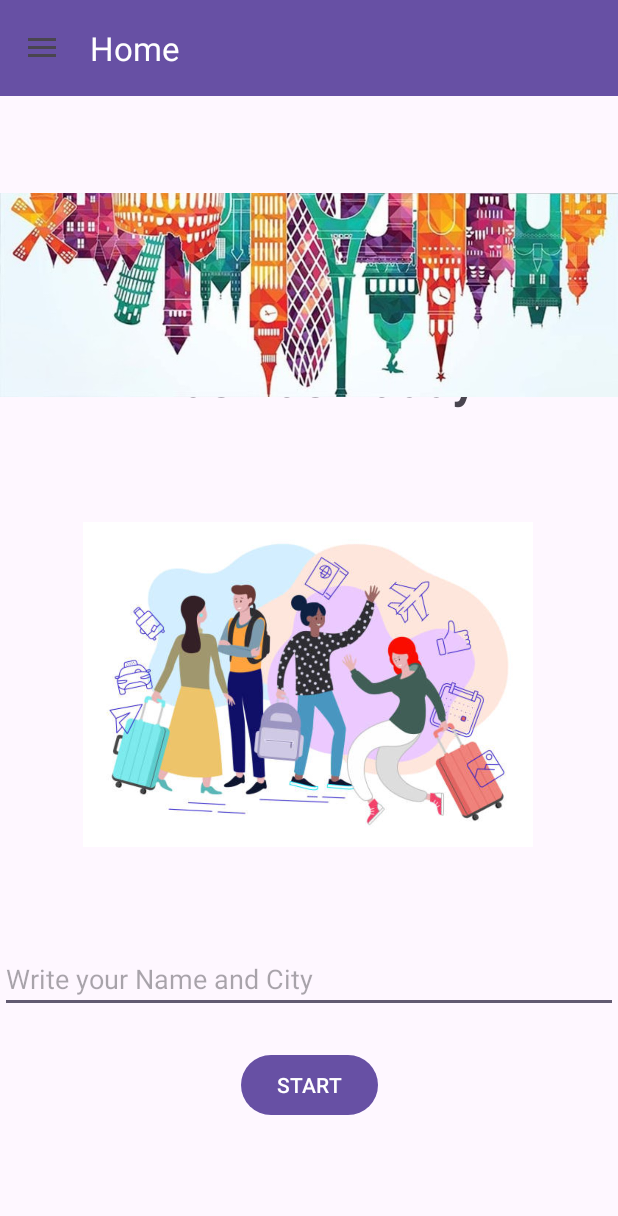
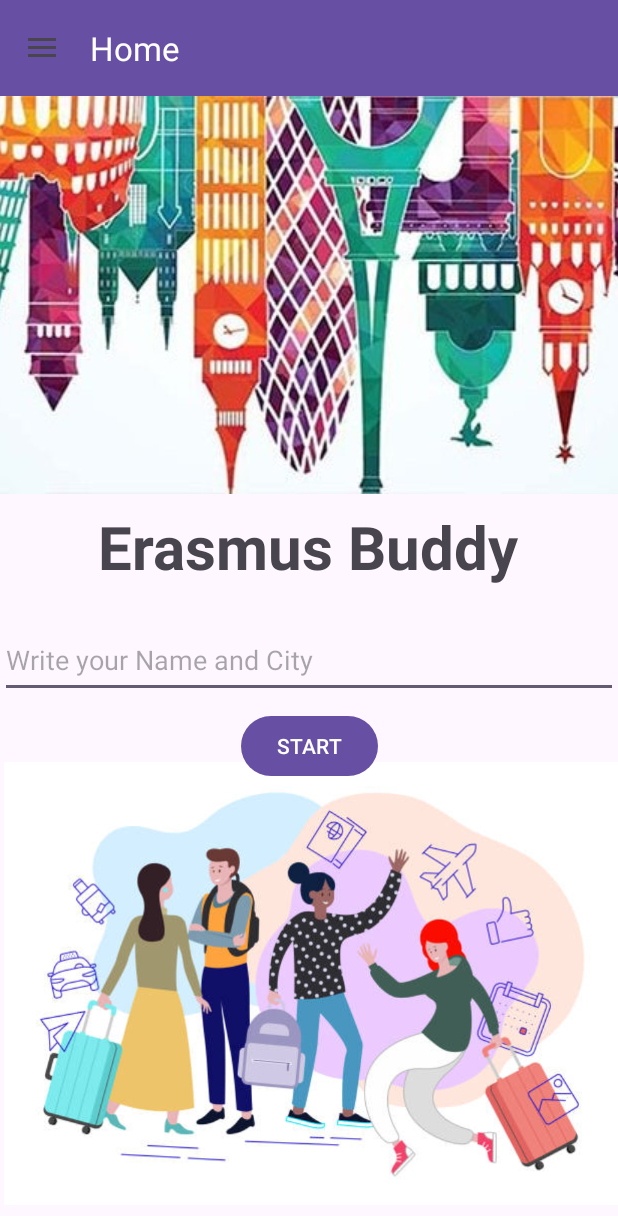
Before and after one commit to kuba4g8/Erasmus-Buddy, an Android app: the screen it shows after launch (MainActivity), on a phone screen of 412 x 824 dp. Shown: the top 1216 px of the screen. Run offline under Robolectric (Android 15) with nearby library versions, the phone set to English and light mode, and no system bars.

Commit message:
reorganization welcome page

```diff
--- a/app/src/main/res/layout/fragment_home.xml
+++ b/app/src/main/res/layout/fragment_home.xml
@@ -10,49 +10,46 @@
         android:id="@+id/tvTitle"
         android:layout_width="wrap_content"
         android:layout_height="wrap_content"
-        android:layout_marginTop="90dp"
-        android:layout_marginBottom="16dp"
+        android:layout_marginTop="8dp"
         android:text="Erasmus Buddy"
-        android:textSize="32sp"
+        android:textSize="40sp"
         android:textStyle="bold"
-        app:layout_constraintBottom_toTopOf="@+id/ivLogo"
         app:layout_constraintEnd_toEndOf="parent"
         app:layout_constraintHorizontal_bias="0.497"
         app:layout_constraintStart_toStartOf="parent"
-        app:layout_constraintTop_toTopOf="parent"
+        app:layout_constraintTop_toBottomOf="@+id/imageView2"
         app:layout_constraintVertical_chainStyle="packed" />
 
     <ImageView
-        android:id="@+id/ivLogo"
-        android:layout_width="300dp"
-        android:layout_height="300dp"
-        android:layout_marginStart="8dp"
-        android:layout_marginTop="16dp"
+        android:id="@+id/imageView1"
+        android:layout_width="409dp"
+        android:layout_height="304dp"
+        android:layout_marginTop="23dp"
+        android:scaleType="centerInside"
         android:src="@drawable/collage_amigos"
-        app:layout_constraintBottom_toTopOf="@+id/etNameCity"
+        app:layout_constraintBottom_toBottomOf="parent"
         app:layout_constraintEnd_toEndOf="parent"
-        app:layout_constraintHorizontal_bias="0.456"
+        app:layout_constraintHorizontal_bias="0.99"
         app:layout_constraintStart_toStartOf="parent"
-        app:layout_constraintTop_toBottomOf="@+id/tvTitle" />
+        app:layout_constraintTop_toBottomOf="@+id/etNameCity" />
 
     <EditText
         android:id="@+id/etNameCity"
         android:layout_width="0dp"
-        android:layout_height="wrap_content"
-        android:layout_marginTop="24dp"
+        android:layout_height="50dp"
+        android:layout_marginTop="8dp"
         android:hint="Write your Name and City"
-        app:layout_constraintBottom_toTopOf="@+id/btnStart"
+        app:layout_constraintBottom_toTopOf="@+id/imageView1"
         app:layout_constraintEnd_toEndOf="parent"
         app:layout_constraintStart_toStartOf="parent"
-        app:layout_constraintTop_toBottomOf="@+id/ivLogo" />
+        app:layout_constraintTop_toBottomOf="@+id/tvTitle" />
 
     <Button
         android:id="@+id/btnStart"
         android:layout_width="wrap_content"
         android:layout_height="wrap_content"
-        android:layout_marginTop="24dp"
+        android:layout_marginTop="8dp"
         android:text="START"
-        app:layout_constraintBottom_toBottomOf="parent"
         app:layout_constraintEnd_toEndOf="parent"
         app:layout_constraintStart_toStartOf="parent"
         app:layout_constraintTop_toBottomOf="@+id/etNameCity" />
@@ -61,8 +58,12 @@
         android:id="@+id/imageView2"
         android:layout_width="wrap_content"
         android:layout_height="wrap_content"
-        app:srcCompat="@drawable/erasmus_welcome_init"
-        tools:layout_editor_absoluteX="0dp"
-        tools:layout_editor_absoluteY="-65dp" />
+        android:layout_marginBottom="5dp"
+        android:scaleType="centerCrop"
+        app:layout_constraintBottom_toTopOf="@+id/tvTitle"
+        app:layout_constraintEnd_toEndOf="parent"
+        app:layout_constraintStart_toStartOf="parent"
+        app:layout_constraintTop_toTopOf="parent"
+        app:srcCompat="@drawable/erasmus_welcome_init" />
 
 </androidx.constraintlayout.widget.ConstraintLayout>
```
